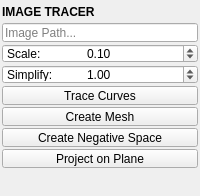
m3trik/mayatk, file mayatk/nurbs_utils/image_tracer.ui: the form before one commit.
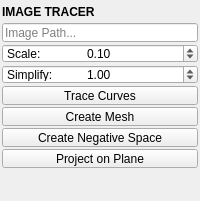
The form after the commit. Custom widgets are drawn as their Qt base class.

Patch:
```diff
--- a/mayatk/nurbs_utils/image_tracer.ui
+++ b/mayatk/nurbs_utils/image_tracer.ui
@@ -202,10 +202,13 @@
       <property name="orientation">
        <enum>Qt::Vertical</enum>
       </property>
+      <property name="sizeType">
+       <enum>QSizePolicy::Fixed</enum>
+      </property>
       <property name="sizeHint" stdset="0">
        <size>
         <width>20</width>
-        <height>40</height>
+        <height>10</height>
        </size>
       </property>
      </spacer>
```
